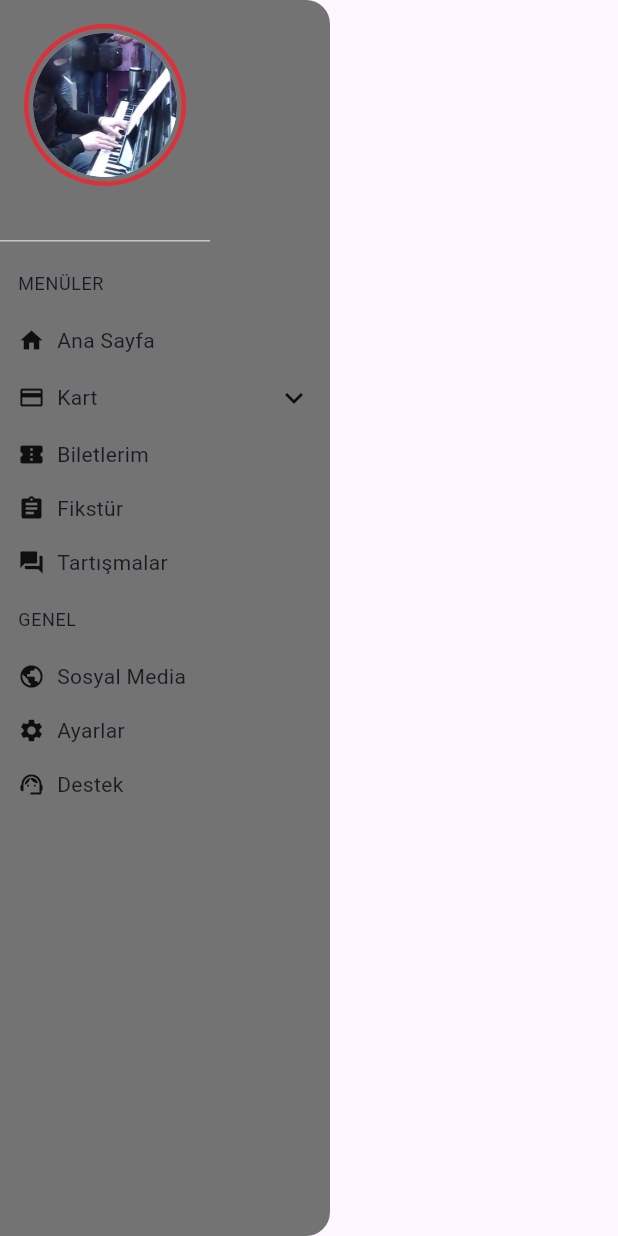
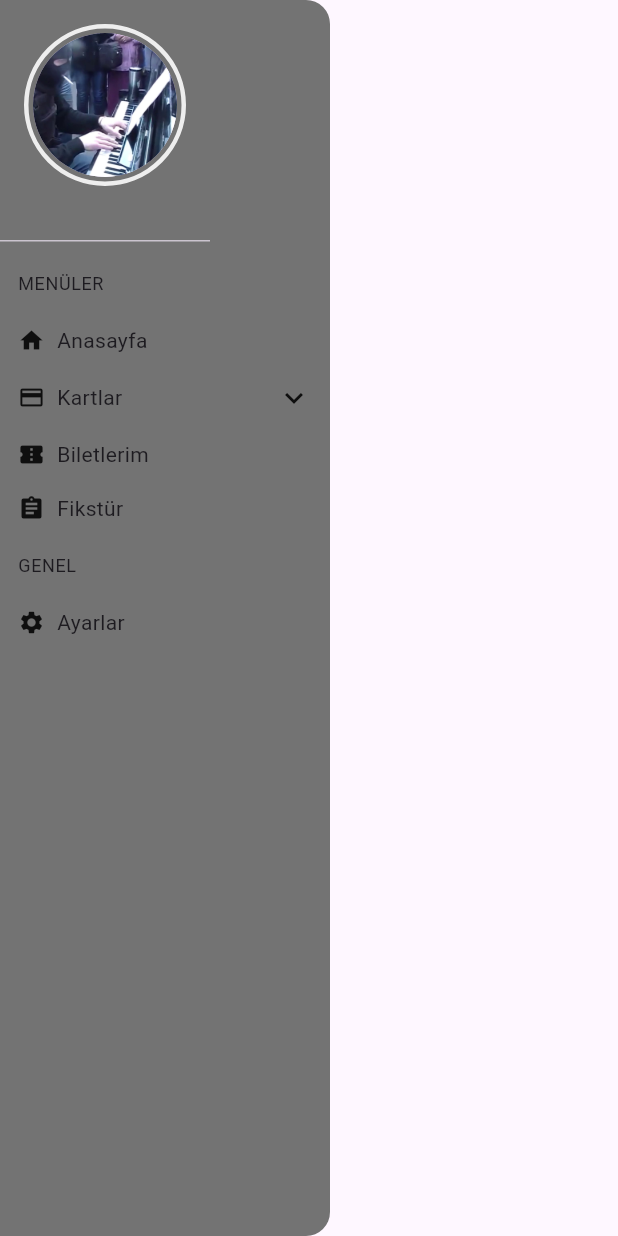
Before and after one commit to Macellan02/passolig, a Flutter app: the Drawer1 widget shown alone on an empty page, opened directly, on a phone screen of 412 x 824 dp. Run offline on Flutter 3.47's test engine with Material 3 defaults, Android fonts, the light colour scheme and no system bars; our stand-ins replace gap, shared_preferences; accounts and stored records are empty.

Commit message:
drawerda biraz değişiklik

```diff
--- a/lib/screens/drawer.dart
+++ b/lib/screens/drawer.dart
@@ -3,6 +3,7 @@
 import 'package:flutter/material.dart';
 
 import '../widgets/menu_tile1.dart';
+
 
 class Drawer1 extends StatefulWidget {
   const Drawer1({super.key});
@@ -12,6 +13,7 @@ class Drawer1 extends StatefulWidget {
 }
 
 class _Drawer1State extends State<Drawer1> {
+
   int expandedItem = -1;
 
   @override
@@ -24,8 +26,7 @@ class _Drawer1State extends State<Drawer1> {
             mainAxisAlignment: MainAxisAlignment.start,
             crossAxisAlignment: CrossAxisAlignment.start,
             children: [
-              DrawerHeader(
-                  child: Container(
+              DrawerHeader(child: Container(
                 child: Column(
                   mainAxisSize: MainAxisSize.max,
                   children: [
@@ -35,36 +36,34 @@ class _Drawer1State extends State<Drawer1> {
                       decoration: BoxDecoration(
                         shape: BoxShape.circle,
                         border: Border.all(
-                        color: const Color.fromRGBO(220, 49, 58, 1),
+                          color: Colors.grey.shade200,
                           width: 3,
                         ),
                       ),
                       child: CircleAvatar(
-                      backgroundImage: AssetImage('assets/images/pp.jpg'),
+                        backgroundImage: AssetImage('assets/images/pp.jpg',),
                         radius: 48,
                       ),
                     ),
                   ],
-              ))),
-              // Menü parts
+                )
+              )),
+              // Base Parts
               Padding(
-                padding: const EdgeInsets.symmetric(
-                    horizontal: 12.0, vertical: 12.0),
+                padding: const EdgeInsets.symmetric(horizontal: 12.0, vertical: 12.0),
                 child: Text(
                   'MENÜLER',
                   style: Theme.of(context).textTheme.bodySmall,
                 ),
               ),
-
               MenuTile1(
-                title: 'Ana Sayfa',
+                title: 'Anasayfa',
                 onTap: () {},
                 icon: Icon(Icons.home, size: 18),
                 expanded: false,
               ),
-
               MenuTile1(
-                title: 'Kart',
+                title: 'Kartlar',
                 icon: Icon(Icons.credit_card, size: 18),
                 expanded: true,
                 children: [
@@ -72,61 +71,39 @@ class _Drawer1State extends State<Drawer1> {
                     title: 'Passolig Kredi Kartı',
                   ),
                   MenuTile1(
-                    title: 'Passolig Banka Kart',
+                    title: 'Passolig Banka Kartı',
                   ),
                   MenuTile1(
-                    title: 'Passolig Cüzdan',
-                  ),
-                  MenuTile1(
-                    title: 'Passolig Gold',
+                    title: 'Passolig Cüzdan Kart',
                   ),
                 ],
               ),
               MenuTile1(
                 title: 'Biletlerim',
-                onTap: () {},
-                icon: Icon(Icons.confirmation_num, size: 18),
+                icon: Icon(Icons.confirmation_number, size: 18),
                 expanded: false,
               ),
               MenuTile1(
                 title: 'Fikstür',
-                onTap: () {},
                 icon: Icon(Icons.assignment, size: 18),
-                expanded: false,
-              ),
-
-              MenuTile1(
-                title: 'Tartışmalar',
-                icon: Icon(Icons.forum, size: 18),
                 expanded: false,
               ),
               // Definition
               Padding(
-                padding: const EdgeInsets.symmetric(
-                    horizontal: 12.0, vertical: 12.0),
+                padding: const EdgeInsets.symmetric(horizontal: 12.0, vertical: 12.0),
                 child: Text(
                   'GENEL',
                   style: Theme.of(context).textTheme.bodySmall,
                 ),
               ),
               MenuTile1(
-                title: 'Sosyal Media',
-                icon: Icon(Icons.public, size: 18),
-                expanded: false,
-              ),
-              MenuTile1(
                 title: 'Ayarlar',
                 icon: Icon(Icons.settings, size: 18),
                 expanded: false,
               ),
-
-              MenuTile1(
-                title: 'Destek',
-                icon: Icon(Icons.support_agent, size: 18),
-                expanded: false,
-              ),
             ],
           ),
-        ));
+        )
+    );
   }
 }
```
Also changed, not shown: assets/images/home_screen.PNG (added). Lines whose indentation alone changed are shown as unchanged.
